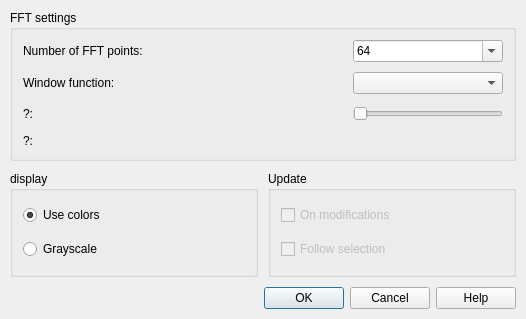
This is plugins/sonagram/SonagramDlg.ui in KDE/kwave as Qt 5 draws it before an edit. The edited form follows.
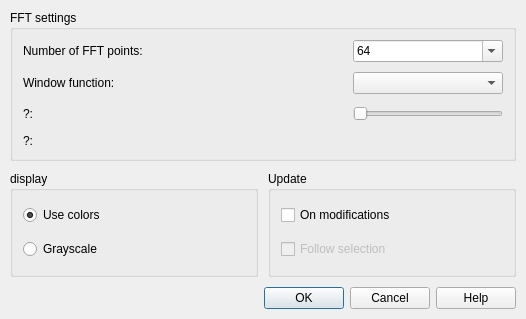
This is the edited form. Custom widgets are drawn as their Qt base class.

Commit message: - fixed many 32/64 bit issues - sonagram plugin: enabled "track changes" feature - new typecast template functions: toInt() / toUint() - fixed many compiler warnings found by clang - added new class SelectionTracker

Diff of the .ui file:
```diff
--- a/plugins/sonagram/SonagramDlg.ui
+++ b/plugins/sonagram/SonagramDlg.ui
@@ -83,9 +83,6 @@
      <layout class="QVBoxLayout">
       <item>
        <widget class="QCheckBox" name="cbTrackChanges">
-        <property name="enabled">
-         <bool>false</bool>
-        </property>
         <property name="toolTip">
          <string>Automatically update the sonagram &lt;br&gt;if the signal data has changed</string>
         </property>
```
The commit also changes 191 other files.
